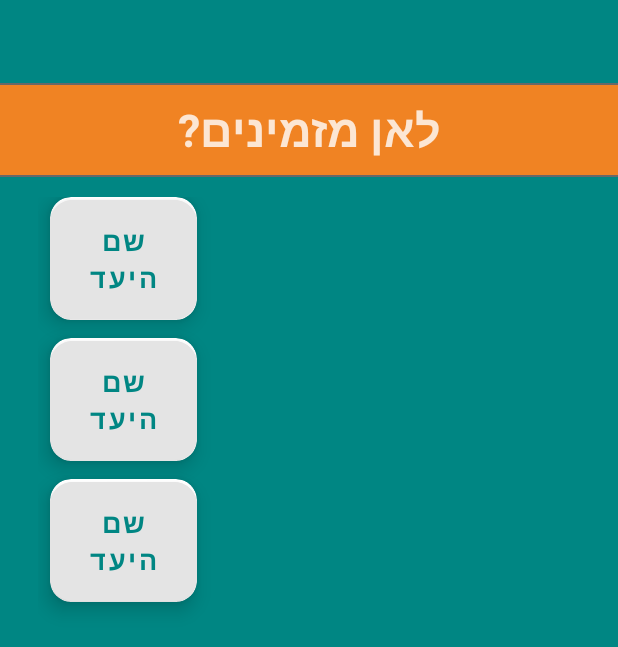
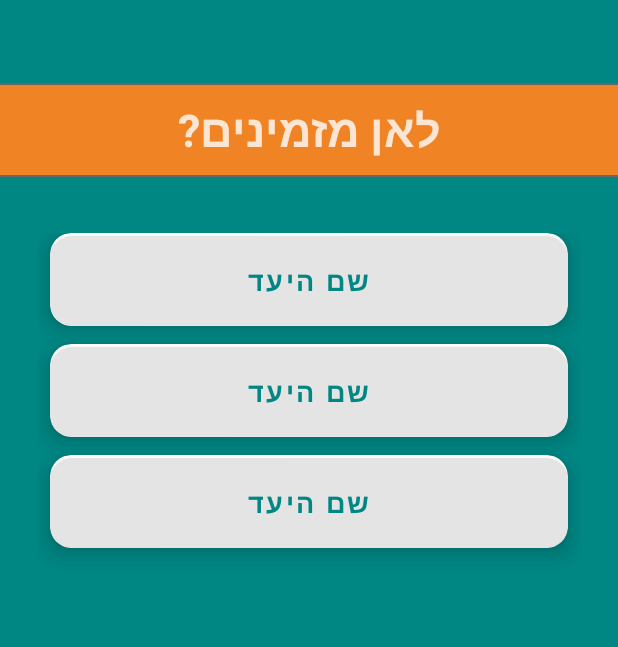
Before and after one commit to Assoulin/Yalla, an Android app: the layout fragment_choose_destination.xml on its own in the app's theme, with its tools: preview values and no code run, on a phone screen of 412 x 824 dp. Shown: the top 647 px of the screen. Run offline under Robolectric (Android 15) with nearby library versions, the phone set to English and light mode, and no system bars.

Commit message:
Some changes 2

```diff
--- a/app/src/main/java/com/example/yalla/ui/order/CartFragment.kt
+++ b/app/src/main/java/com/example/yalla/ui/order/CartFragment.kt
@@ -71,10 +71,12 @@ class CartFragment : Fragment() {
     override fun onPause() {
         super.onPause()
         (requireActivity() as MainActivity).showCartBtn()
+        (requireActivity() as MainActivity).showTopBar()
     }
 
     override fun onResume() {
         super.onResume()
         (requireActivity() as MainActivity).hideCartBtn()
+        (requireActivity() as MainActivity).hideTopBar()
     }
 }
--- a/app/src/main/res/layout/destination_item.xml
+++ b/app/src/main/res/layout/destination_item.xml
@@ -1,33 +1,33 @@
 <?xml version="1.0" encoding="utf-8"?>
 <androidx.cardview.widget.CardView xmlns:android="http://schemas.android.com/apk/res/android"
-    android:id="@+id/destination_card"
     xmlns:app="http://schemas.android.com/apk/res-auto"
     xmlns:tools="http://schemas.android.com/tools"
-    android:layout_width="wrap_content"
+    android:id="@+id/destination_card"
+    android:layout_width="match_parent"
     android:layout_height="wrap_content"
     android:layout_marginHorizontal="8dp"
     android:layout_marginBottom="12dp"
+    android:background="@drawable/gradient"
     android:backgroundTint="@color/white"
-    app:cardCornerRadius="14dp"
-    android:layoutDirection="rtl"
-    android:background="@drawable/gradient"
     android:clickable="true"
     android:focusable="true"
+    android:layoutDirection="rtl"
+    app:cardCornerRadius="14dp"
     app:cardElevation="8dp">
 
 
     <com.google.android.material.button.MaterialButton
         android:id="@+id/btn_destination"
-        android:layout_width="98dp"
-        android:layout_height="80dp"
+        android:layout_width="match_parent"
+        android:layout_height="60dp"
+        android:layout_marginTop="2dp"
+        android:backgroundTint="@color/pale_smoky_white"
         android:insetTop="0dp"
         android:insetBottom="1dp"
-        android:layout_marginTop="2dp"
+        android:textColor="@color/turquoise"
+        android:textSize="18sp"
+        android:textStyle="bold"
         app:cornerRadius="15dp"
-        android:textColor="@color/turquoise"
-        android:textStyle="bold"
-        android:textSize="18sp"
-        android:backgroundTint="@color/pale_smoky_white"
         tools:ignore="TextContrastCheck"
         tools:text="שם היעד" />
 
--- a/app/src/main/res/layout/fragment_choose_destination.xml
+++ b/app/src/main/res/layout/fragment_choose_destination.xml
@@ -5,8 +5,8 @@
     android:id="@+id/linearLayout"
     android:layout_width="match_parent"
     android:layout_height="match_parent"
+    android:background="@color/turquoise"
     android:gravity="center|top"
-    android:background="@color/turquoise"
     tools:context=".ui.address.choose_destination.ChooseDestinationFragment">
 
     <TextView
@@ -23,10 +23,10 @@
     <TextView
         android:id="@+id/tv_title"
         android:layout_width="0dp"
+        android:layout_height="wrap_content"
+        android:background="@color/orange"
         android:gravity="center"
         android:minHeight="60dp"
-        android:layout_height="wrap_content"
-        android:background="@color/orange"
         android:text="@string/where_do_we_send_the_order"
         android:textAlignment="center"
         android:textColor="#CCFFFFFF"
@@ -35,7 +35,8 @@
         app:layout_constraintBottom_toTopOf="@+id/tv_bottom_line"
         app:layout_constraintEnd_toEndOf="parent"
         app:layout_constraintStart_toStartOf="parent"
-        app:layout_constraintTop_toBottomOf="@+id/tv_top_line" />
+        app:layout_constraintTop_toBottomOf="@+id/tv_top_line"
+        tools:ignore="TextContrastCheck" />
 
     <TextView
         android:id="@+id/tv_bottom_line"
@@ -52,9 +53,9 @@
         android:layout_width="0dp"
         android:layout_height="0dp"
         android:layout_marginStart="20dp"
-        android:layout_marginTop="8dp"
+        android:layout_marginTop="32dp"
         android:layout_marginEnd="20dp"
-        android:layout_marginBottom="8dp"
+        android:layout_marginBottom="24dp"
         android:padding="5dp"
         android:visibility="invisible"
         app:layout_constraintBottom_toBottomOf="parent"
@@ -70,6 +71,6 @@
         app:layout_constraintEnd_toEndOf="parent"
         app:layout_constraintHorizontal_bias="0.0"
         app:layout_constraintStart_toStartOf="parent"
-        tools:visibility="gone"/>
+        tools:visibility="gone" />
 
 </androidx.constraintlayout.widget.ConstraintLayout>
--- a/app/src/main/res/layout/fragment_dish.xml
+++ b/app/src/main/res/layout/fragment_dish.xml
@@ -136,8 +136,6 @@
                 app:boxBackgroundColor="@color/white"
                 app:boxCornerRadiusBottomEnd="5dp"
                 app:boxCornerRadiusBottomStart="5dp"
-                app:counterEnabled="true"
-                app:counterMaxLength="140"
                 app:layout_constraintEnd_toEndOf="parent"
                 app:layout_constraintStart_toStartOf="parent"
                 app:layout_constraintTop_toBottomOf="@id/rv_additions">
@@ -170,8 +168,6 @@
                 app:boxBackgroundColor="@color/white"
                 app:boxCornerRadiusBottomEnd="5dp"
                 app:boxCornerRadiusBottomStart="5dp"
-                app:counterEnabled="true"
-                app:counterMaxLength="24"
                 app:errorEnabled="true"
                 app:layout_constraintBottom_toBottomOf="parent"
                 app:layout_constraintEnd_toEndOf="@+id/til_dish_notes"
--- a/app/src/main/res/layout/restaurant_item.xml
+++ b/app/src/main/res/layout/restaurant_item.xml
@@ -153,7 +153,7 @@
                     android:maxLines="1"
                     android:textColor="#616161"
                     android:textSize="14sp"
-                    tools:text="הזמנה עד 20:00" />
+                    tools:text="תסגר בעוד" />
 
             </LinearLayout>
 
--- a/app/src/main/res/values/strings.xml
+++ b/app/src/main/res/values/strings.xml
@@ -76,4 +76,7 @@
     <string name="successfully_added_to_cart">הפריט נוסף לעגלה</string>
     <string name="cart_is_empty">העגלה נוקתה</string>
     <string name="order_completed">ההזמנה הושלמה בהצחלה!</string>
+    <string name="not_opened_yet">"תפתח בשעה %S"</string>
+    <string name="already_closed">"סגורה כעת"</string>
+    <string name="closing_soon">"תסגר בעוד %S דקות"</string>
 </resources>
```
Also changed, not shown: app/src/main/java/com/example/yalla/adapters/HotRestaurantsAdapter.kt (+21 -0 lines), app/src/main/java/com/example/yalla/adapters/LikedRestaurantsAdapter.kt (+21 -0 lines), app/src/main/java/com/example/yalla/adapters/RestaurantAdapter.kt (+20 -4 lines), app/src/main/java/com/example/yalla/models/x_retrofit_models/RestaurantForRv.kt (+16 -19 lines), app/src/main/java/com/example/yalla/ui/nav/restaurants/restaurant_menu/FragmentRestaurantMenu.kt (+12 -0 lines), app/src/main/java/com/example/yalla/ui/nav/restaurants/restaurant_menu/dish/DishFragment.kt (+10 -0 lines), app/src/main/java/com/example/yalla/utils/ViewExtension.kt (+8 -6 lines).
